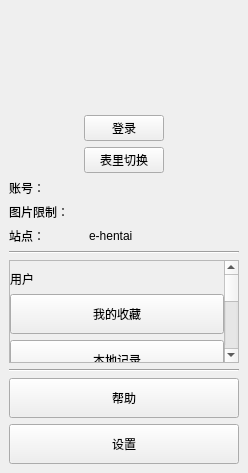
Qt form ui/component/ui_navigation.ui (tonquer/ehentai-qt) before a commit.
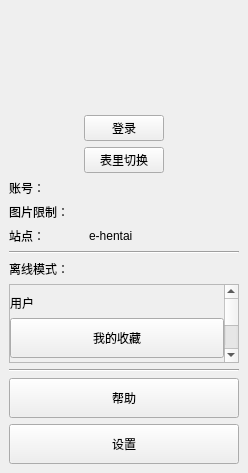
The same form after that commit. Icons and pictures are not drawn. Custom widgets are drawn as their Qt base class.

```diff
--- a/ui/component/ui_navigation.ui
+++ b/ui/component/ui_navigation.ui
@@ -151,6 +151,20 @@
         </property>
        </widget>
       </item>
+      <item>
+       <layout class="QHBoxLayout" name="horizontalLayout_4">
+        <item>
+         <widget class="QLabel" name="label_7">
+          <property name="text">
+           <string>离线模式：</string>
+          </property>
+         </widget>
+        </item>
+        <item>
+         <widget class="SwitchButton" name="offlineButton" native="true"/>
+        </item>
+       </layout>
+      </item>
       <item>
        <widget class="SmoothScrollArea" name="scrollArea">
         <property name="widgetResizable">
@@ -160,9 +174,9 @@
          <property name="geometry">
           <rect>
            <x>0</x>
-           <y>0</y>
-           <width>215</width>
-           <height>274</height>
+           <y>-247</y>
+           <width>211</width>
+           <height>332</height>
           </rect>
          </property>
          <layout class="QVBoxLayout" name="verticalLayout_3">
@@ -507,17 +521,23 @@
   </layout>
  </widget>
  <customwidgets>
-  <customwidget>
-   <class>HeadLabel</class>
-   <extends>QLabel</extends>
-   <header location="global">component.label.head_label.h</header>
-  </customwidget>
   <customwidget>
    <class>SmoothScrollArea</class>
    <extends>QScrollArea</extends>
    <header location="global">component.scroll_area.smooth_scroll_area.h</header>
    <container>1</container>
   </customwidget>
+  <customwidget>
+   <class>HeadLabel</class>
+   <extends>QLabel</extends>
+   <header location="global">component.label.head_label.h</header>
+  </customwidget>
+  <customwidget>
+   <class>SwitchButton</class>
+   <extends>QWidget</extends>
+   <header>component.button.switch_button.h</header>
+   <container>1</container>
+  </customwidget>
  </customwidgets>
  <resources>
   <include location="../../res/images.qrc"/>
```
Left out of the diff: 41 changed lines with no effect on the pictures.
